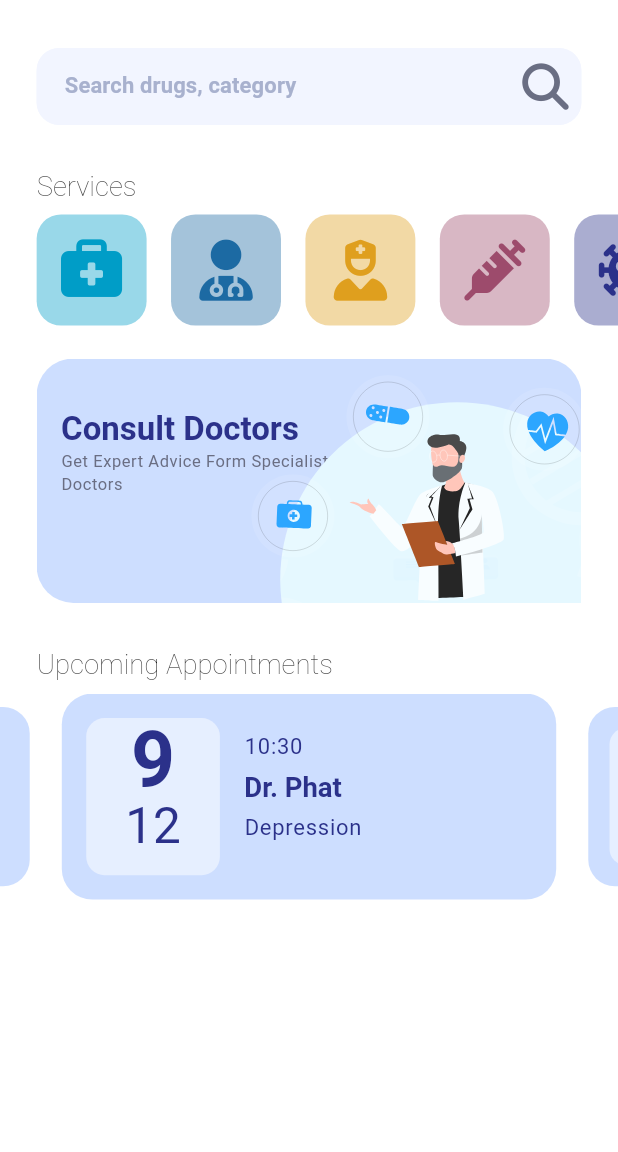
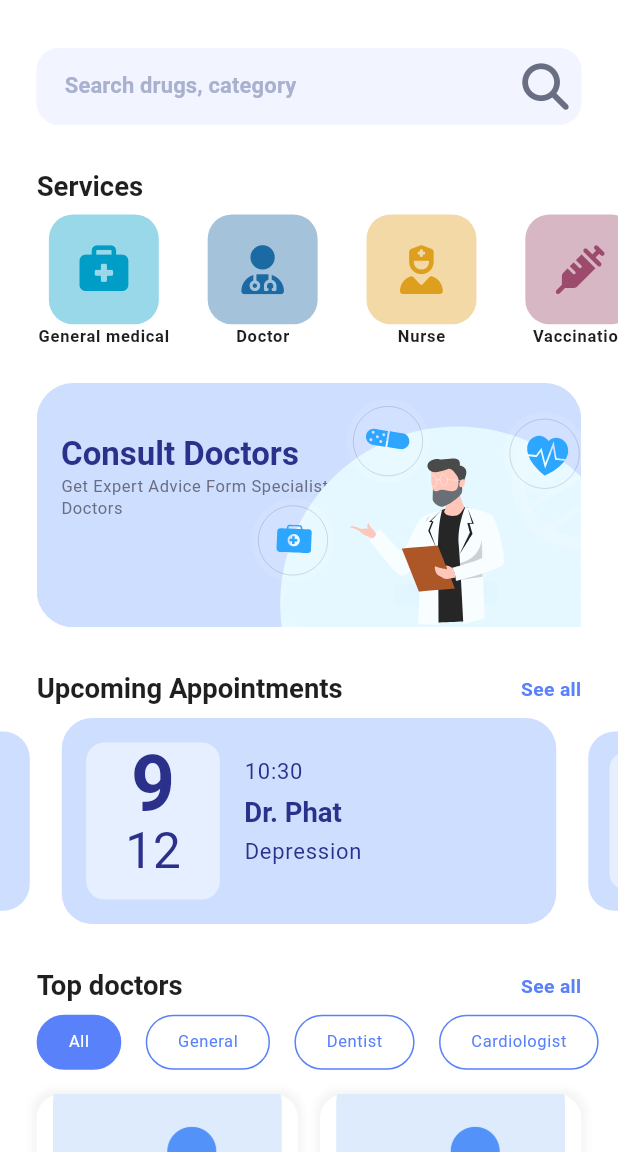
Before and after one commit to TranHuynhTanPhat/Telehealth-Mobile-Application, a Flutter app: the HomeScreen screen opened directly with empty values, on a phone screen of 412 x 824 dp, the part 84-1236 px from its top. Run offline on Flutter 3.47's test engine with Material 2 defaults, Android fonts, the phone set to English and light mode, and no system bars; drawn by our look-alikes of carousel_slider, lottie; our stand-ins replace bloc, device_info_plus, dio, equatable, firebase_core, firebase_storage and 13 more; accounts and stored records are empty; network calls fail.

Commit message:
full home screen

```diff
--- /dev/null
+++ b/lib/screens/main/home/components/export.dart
@@ -0,0 +1,5 @@
+export 'package:healthline/screens/main/home/components/event_title.dart';
+export 'package:healthline/screens/main/home/components/list_services.dart';
+export 'package:healthline/screens/main/home/components/upcoming_appointment.dart';
+export 'package:healthline/screens/main/home/components/list_categories.dart';
+export 'package:healthline/screens/main/home/components/list_doctors.dart';
--- /dev/null
+++ b/lib/screens/main/home/components/list_categories.dart
@@ -0,0 +1,63 @@
+import 'package:flutter/material.dart';
+import 'package:healthline/res/style.dart';
+
+class ListCategories extends StatefulWidget {
+  const ListCategories({
+    super.key,
+    required this.categories,
+    required this.chooseCategory,
+    required this.selected,
+  });
+
+  final List<String> categories;
+  final int selected;
+  final Function(int) chooseCategory;
+
+  @override
+  State<ListCategories> createState() => _ListCategoriesState();
+}
+
+class _ListCategoriesState extends State<ListCategories> {
+  @override
+  Widget build(BuildContext context) {
+    return SizedBox(
+      height: dimensWidth() * 5.5,
+      child: ListView.builder(
+        itemCount: widget.categories.length,
+        shrinkWrap: true,
+        scrollDirection: Axis.horizontal,
+        padding: EdgeInsets.only(top: dimensWidth()),
+        itemBuilder: (context, index) => InkWell(
+          splashColor: transparent,
+          highlightColor: transparent,
+          onTap: () => widget.chooseCategory(index),
+          child: Container(
+            margin: EdgeInsets.only(
+              left: index == 0 ? dimensWidth() * 3 : dimensWidth(),
+              right: index == widget.categories.length - 1
+                  ? dimensWidth() * 3
+                  : dimensWidth(),
+            ),
+            padding: EdgeInsets.symmetric(
+                vertical: dimensWidth(), horizontal: dimensWidth() * 2.5),
+            alignment: Alignment.center,
+            decoration: BoxDecoration(
+              color: widget.selected == index ? primary : null,
+              border: Border.all(color: primary, width: 1),
+              borderRadius: BorderRadius.circular(
+                dimensWidth() * 3,
+              ),
+            ),
+            child: Text(
+              widget.categories[index],
+              style: Theme.of(context)
+                  .textTheme
+                  .bodySmall
+                  ?.copyWith(color: widget.selected == index ? white : primary),
+            ),
+          ),
+        ),
+      ),
+    );
+  }
+}
--- /dev/null
+++ b/lib/screens/main/home/components/list_doctors.dart
@@ -0,0 +1,127 @@
+import 'package:flutter/material.dart';
+import 'package:flutter_rating_bar/flutter_rating_bar.dart';
+import 'package:font_awesome_flutter/font_awesome_flutter.dart';
+import 'package:healthline/res/style.dart';
+
+class ListDoctors extends StatelessWidget {
+  const ListDoctors({
+    super.key,
+    required this.doctors,
+  });
+
+  final List<Map<String, dynamic>> doctors;
+
+  @override
+  Widget build(BuildContext context) {
+    return GridView(
+      padding: EdgeInsets.symmetric(
+          vertical: dimensWidth() * 2, horizontal: dimensWidth() * 3),
+      physics: const NeverScrollableScrollPhysics(),
+      shrinkWrap: true,
+      scrollDirection: Axis.vertical,
+      gridDelegate: SliverGridDelegateWithMaxCrossAxisExtent(
+        maxCrossAxisExtent: 200,
+        childAspectRatio: 0.8,
+        mainAxisSpacing: dimensWidth() * 2,
+        crossAxisSpacing: dimensHeight() * 2,
+      ),
+      children: doctors
+          .map(
+            (e) => DoctorTitle(
+              doctor: e,
+            ),
+          )
+          .toList(),
+    );
+  }
+}
+
+class DoctorTitle extends StatelessWidget {
+  const DoctorTitle({
+    super.key,
+    required this.doctor,
+  });
+  final Map<String, dynamic> doctor;
+
+  @override
+  Widget build(BuildContext context) {
+    return Container(
+      decoration: BoxDecoration(
+        color: white,
+        borderRadius: BorderRadius.circular(dimensWidth() * 2),
+        boxShadow: [
+          BoxShadow(
+            color: Colors.grey.withOpacity(.1),
+            spreadRadius: dimensWidth() * .4,
+            blurRadius: dimensWidth() * .4,
+          ),
+        ],
+      ),
+      child: Column(crossAxisAlignment: CrossAxisAlignment.start, children: [
+        Expanded(
+            flex: 6,
+            child: Container(
+              decoration: BoxDecoration(
+                  image: DecorationImage(
+                      fit: BoxFit.fitWidth,
+                      alignment: Alignment.center,
+                      image: AssetImage(DImages.placeholder))),
+            )
+            //  Image(image: AssetImage(DImages.placeholder),fit: BoxFit.cover,alignment: Alignment.center,)
+            ),
+        Expanded(
+            flex: 4,
+            child: Padding(
+              padding: EdgeInsets.symmetric(
+                  vertical: dimensWidth(), horizontal: dimensWidth() * 2),
+              child: Column(
+                crossAxisAlignment: CrossAxisAlignment.start,
+                children: [
+                  Expanded(
+                    flex: 1,
+                    child: Text(
+                      doctor['dr'],
+                      overflow: TextOverflow.ellipsis,
+                      style: Theme.of(context).textTheme.titleSmall,
+                    ),
+                  ),
+                  Expanded(
+                    flex: 2,
+                    child: Text(
+                      doctor['description'],
+                      maxLines: 2,
+                      overflow: TextOverflow.ellipsis,
+                      style: Theme.of(context).textTheme.bodySmall,
+                    ),
+                  ),
+                  Expanded(
+                      flex: 1,
+                      child: Row(
+                        children: [
+                          RatingBar.builder(
+                            ignoreGestures: true,
+                            initialRating: doctor['rate'],
+                            minRating: 1,
+                            direction: Axis.horizontal,
+                            allowHalfRating: true,
+                            itemCount: 5,
+                            itemSize: dimensWidth() * 1.5,
+                            itemBuilder: (context, _) => const FaIcon(
+                              FontAwesomeIcons.solidStar,
+                              color: Colors.amber,
+                            ),
+                            onRatingUpdate: (double value) {},
+                          ),
+                          Text(
+                            "(${doctor['review']})",
+                            style: Theme.of(context).textTheme.bodySmall,
+                          )
+                        ],
+                      )),
+                ],
+              ),
+            ))
+      ]),
+    );
+  }
+}
--- a/lib/screens/main/home/components/list_services.dart
+++ b/lib/screens/main/home/components/list_services.dart
@@ -13,28 +13,42 @@ class ListServices extends StatelessWidget {
   @override
   Widget build(BuildContext context) {
     return SizedBox(
-      height: dimensWidth() * 10,
+      height: dimensWidth() * 12,
       child: ListView.builder(
-        padding: EdgeInsets.only(top: dimensHeight() ),
+        padding: EdgeInsets.only(top: dimensHeight()),
         itemCount: services.length,
         shrinkWrap: true,
         scrollDirection: Axis.horizontal,
         itemBuilder: (context, index) => Container(
-          width: dimensWidth() * 9,
-          height: dimensWidth() * 9,
-          alignment: Alignment.center,
           margin: EdgeInsets.only(
               left: index == 0 ? dimensWidth() * 3 : dimensWidth(),
               right: index == services.length - 1
                   ? dimensWidth() * 3
                   : dimensWidth()),
+          width: dimensWidth() * 11,
+          child: Column(
+            crossAxisAlignment: CrossAxisAlignment.center,
+            children: [
+              Container(
+                width: dimensWidth() * 9,
+                height: dimensWidth() * 9,
+                alignment: Alignment.center,
                 decoration: BoxDecoration(
                     color: services[index]['color'].withOpacity(.4),
                     borderRadius: BorderRadius.circular(dimensWidth() * 2)),
                 child: FaIcon(
                   services[index]['icon'],
-            size: dimensWidth() * 5,
+                  size: dimensWidth() * 4,
                   color: services[index]['color'],
+                ),
+              ),
+              Expanded(
+                  child: Text(
+                services[index]['name'],
+                overflow: TextOverflow.ellipsis,
+                style: Theme.of(context).textTheme.labelSmall,
+              ))
+            ],
           ),
         ),
       ),
--- /dev/null
+++ b/lib/screens/main/home/components/upcoming_appointment.dart
@@ -0,0 +1,115 @@
+import 'package:carousel_slider/carousel_slider.dart';
+import 'package:flutter/material.dart';
+import 'package:healthline/res/style.dart';
+
+class UpcomingApointment extends StatelessWidget {
+  const UpcomingApointment({super.key, required this.appointments});
+  final List<Map<String, dynamic>> appointments;
+
+  @override
+  Widget build(BuildContext context) {
+    return CarouselSlider(
+        items: appointments
+            .map(
+              (e) => Container(
+                padding: EdgeInsets.all(dimensWidth() * 2),
+                decoration: BoxDecoration(
+                    color: colorCDDEFF,
+                    borderRadius: BorderRadius.circular(dimensWidth() * 2.5)),
+                child: Row(
+                    crossAxisAlignment: CrossAxisAlignment.start,
+                    children: [
+                      Expanded(
+                          flex: 3,
+                          child: Container(
+                            decoration: BoxDecoration(
+                              color: white.withOpacity(.5),
+                              borderRadius: BorderRadius.circular(
+                                dimensWidth() * 1.5,
+                              ),
+                            ),
+                            child: Column(
+                              children: [
+                                Expanded(
+                                  child: Text(
+                                    e['date'].month.toString(),
+                                    style: Theme.of(context)
+                                        .textTheme
+                                        .displayLarge
+                                        ?.copyWith(
+                                            color: secondary,
+                                            fontWeight: FontWeight.w600),
+                                  ),
+                                ),
+                                Expanded(
+                                  child: Text(
+                                    e['date'].day.toString(),
+                                    style: Theme.of(context)
+                                        .textTheme
+                                        .displaySmall
+                                        ?.copyWith(
+                                            color: secondary,
+                                            fontWeight: FontWeight.w400),
+                                  ),
+                                )
+                              ],
+                            ),
+                          )),
+                      Expanded(
+                          flex: 7,
+                          child: Padding(
+                            padding: EdgeInsets.only(
+                                left: dimensWidth() * 2,
+                                top: dimensWidth(),
+                                bottom: dimensWidth() * 2),
+                            child: Column(
+                              crossAxisAlignment: CrossAxisAlignment.start,
+                              mainAxisAlignment: MainAxisAlignment.start,
+                              children: [
+                                Expanded(
+                                  child: Text(
+                                    e['time'].format(context).toString(),
+                                    style: Theme.of(context)
+                                        .textTheme
+                                        .bodyLarge
+                                        ?.copyWith(color: secondary),
+                                  ),
+                                ),
+                                Expanded(
+                                  child: Text(
+                                    e['dr'],
+                                    overflow: TextOverflow.ellipsis,
+                                    style: Theme.of(context)
+                                        .textTheme
+                                        .titleLarge
+                                        ?.copyWith(
+                                            color: secondary,
+                                            fontWeight: FontWeight.w600),
+                                  ),
+                                ),
+                                Expanded(
+                                  child: Text(
+                                    e['description'],
+                                    overflow: TextOverflow.ellipsis,
+                                    style: Theme.of(context)
+                                        .textTheme
+                                        .bodyLarge
+                                        ?.copyWith(color: secondary),
+                                  ),
+                                )
+                              ],
+                            ),
+                          ))
+                    ]),
+              ),
+            )
+            .toList(),
+        options: CarouselOptions(
+            autoPlay: false,
+            aspectRatio: 3,
+            enlargeCenterPage: true,
+            viewportFraction: 0.8,
+            reverse: false,
+            enlargeStrategy: CenterPageEnlargeStrategy.scale));
+  }
+}
--- a/lib/screens/main/home/home_screen.dart
+++ b/lib/screens/main/home/home_screen.dart
@@ -1,10 +1,10 @@
-import 'package:carousel_slider/carousel_slider.dart';
+// ignore_for_file: no_leading_underscores_for_local_identifiers
+
 import 'package:flutter/material.dart';
 import 'package:flutter/services.dart';
 import 'package:font_awesome_flutter/font_awesome_flutter.dart';
 import 'package:healthline/res/style.dart';
-import 'package:healthline/screens/main/home/components/event_title.dart';
-import 'package:healthline/screens/main/home/components/list_services.dart';
+import 'package:healthline/screens/main/home/components/export.dart';
 import 'package:healthline/screens/widgets/text_field_widget.dart';
 
 class HomeScreen extends StatefulWidget {
@@ -16,6 +16,8 @@ class HomeScreen extends StatefulWidget {
 
 class _HomeScreenState extends State<HomeScreen> {
   late TextEditingController _searchController;
+  int _selected = 0;
+
   @override
   void initState() {
     _searchController = TextEditingController();
@@ -84,6 +86,55 @@ class _HomeScreenState extends State<HomeScreen> {
         'date': DateTime.now(),
         'time': TimeOfDay.now()
       },
+    ];
+    final List<Map<String, dynamic>> doctors = [
+      {
+        'dr': 'Dr. Phat',
+        'description': 'Depression in Cho Ray Hopital',
+        'rate': 4.5,
+        'review': 250
+      },
+      {
+        'dr': 'Dr. Nghia',
+        'description': 'Cardiologist in AB Hopital',
+        'rate': 4.5,
+        'review': 250
+      },
+      {
+        'dr': 'Dr. Truong',
+        'description': 'General in BBC Hopital',
+        'rate': 4.5,
+        'review': 250
+      },
+      {
+        'dr': 'Dr. Chien',
+        'description': 'General in AFC Clinic',
+        'rate': 4.5,
+        'review': 250
+      },
+      {
+        'dr': 'Dr. An',
+        'description': 'Depression in Dr Hopital',
+        'rate': 4.5,
+        'review': 250
+      },
+      {
+        'dr': 'Dr. Phong',
+        'description': 'Cardiologist in XC Clinic',
+        'rate': 4.5,
+        'review': 250
+      },
+    ];
+    final List<String> categories = [
+      'All',
+      'General',
+      'Dentist',
+      'Cardiologist',
+      'Depression',
+      'Optician',
+      'Audiologist',
+      'Paediatric',
+      'Therapist'
     ];
     return Scaffold(
       resizeToAvoidBottomInset: true,
@@ -183,7 +234,7 @@ class _HomeScreenState extends State<HomeScreen> {
               style: Theme.of(context)
                   .textTheme
                   .titleLarge
-                  ?.copyWith(color: color1F1F1F, fontWeight: FontWeight.w100),
+                  ?.copyWith(color: color1F1F1F),
             ),
           ),
           ListServices(services: services),
@@ -199,139 +250,75 @@ class _HomeScreenState extends State<HomeScreen> {
                 top: dimensHeight() * 4,
                 left: dimensWidth() * 3,
                 right: dimensWidth() * 3),
-            child: Text(
+            child: Row(
+              crossAxisAlignment: CrossAxisAlignment.center,
+              mainAxisAlignment: MainAxisAlignment.spaceBetween,
+              children: [
+                Text(
                   "Upcoming Appointments",
                   style: Theme.of(context)
                       .textTheme
                       .titleLarge
-                  ?.copyWith(color: color1F1F1F, fontWeight: FontWeight.w100),
+                      ?.copyWith(color: color1F1F1F),
+                ),
+                InkWell(
+                  child: Text(
+                    "See all",
+                    style: Theme.of(context)
+                        .textTheme
+                        .bodyMedium
+                        ?.copyWith(color: primary, fontWeight: FontWeight.bold),
+                  ),
+                ),
+              ],
             ),
           ),
           Padding(
             padding: EdgeInsets.only(top: dimensWidth()),
-            child: CarouselSlider(
-                items: appointments
-                    .map(
-                      (e) => Container(
-                        // width: dimensWidth() * 40,
-                        // height: dimensWidth() * 10,
-                        padding: EdgeInsets.all(dimensWidth() * 2),
-                        decoration: BoxDecoration(
-                            color: colorCDDEFF,
-                            borderRadius:
-                                BorderRadius.circular(dimensWidth() * 2.5)),
-                        child: Row(
-                            crossAxisAlignment: CrossAxisAlignment.start,
-                            children: [
-                              Expanded(
-                                  flex: 3,
-                                  child: Container(
-                                    decoration: BoxDecoration(
-                                      color: white.withOpacity(.5),
-                                      borderRadius: BorderRadius.circular(
-                                        dimensWidth() * 1.5,
+            child: UpcomingApointment(
+              appointments: appointments,
             ),
           ),
-                                    child: Column(
+          Padding(
+            padding: EdgeInsets.only(
+                top: dimensHeight() * 4,
+                left: dimensWidth() * 3,
+                right: dimensWidth() * 3),
+            child: Row(
+              crossAxisAlignment: CrossAxisAlignment.center,
+              mainAxisAlignment: MainAxisAlignment.spaceBetween,
               children: [
-                                        Expanded(
-                                          child: Text(
-                                            e['date'].month.toString(),
-                                            style: Theme.of(context)
-                                                .textTheme
-                                                .displayLarge
-                                                ?.copyWith(
-                                                    color: secondary,
-                                                    fontWeight:
-                                                        FontWeight.w600),
-                                          ),
-                                        ),
-                                        Expanded(
-                                          child: Text(
-                                            e['date'].day.toString(),
-                                            style: Theme.of(context)
-                                                .textTheme
-                                                .displaySmall
-                                                ?.copyWith(
-                                                    color: secondary,
-                                                    fontWeight:
-                                                        FontWeight.w400),
-                                          ),
-                                        )
-                                      ],
-                                    ),
-                                  )),
-                              Expanded(
-                                  flex: 7,
-                                  child: Padding(
-                                    padding: EdgeInsets.only(
-                                        left: dimensWidth() * 2,
-                                        top: dimensWidth(),
-                                        bottom: dimensWidth() * 2),
-                                    child: Column(
-                                      crossAxisAlignment:
-                                          CrossAxisAlignment.start,
-                                      mainAxisAlignment:
-                                          MainAxisAlignment.start,
-                                      children: [
-                                        Expanded(
-                                          child: Text(
-                                            e['time']
-                                                .format(context)
-                                                .toString(),
-                                            style: Theme.of(context)
-                                                .textTheme
-                                                .bodyLarge
-                                                ?.copyWith(color: secondary),
-                                          ),
-                                        ),
-                                        Expanded(
-                                          child: Text(
-                                            e['dr'],
-                                            overflow: TextOverflow.ellipsis,
+                Text(
+                  "Top doctors",
                   style: Theme.of(context)
                       .textTheme
                       .titleLarge
-                                                ?.copyWith(
-                                                    color: secondary,
-                                                    fontWeight:
-                                                        FontWeight.w600),
+                      ?.copyWith(color: color1F1F1F),
+                ),
+                InkWell(
+                  child: Text(
+                    "See all",
+                    style: Theme.of(context).textTheme.bodyMedium?.copyWith(
+                          color: primary,
+                          fontWeight: FontWeight.bold,
                         ),
                   ),
-                                        Expanded(
-                                          child: Text(
-                                            e['description'],
-                                            overflow: TextOverflow.ellipsis,
-                                            style: Theme.of(context)
-                                                .textTheme
-                                                .bodyLarge
-                                                ?.copyWith(color: secondary),
                 ),
-                                        )
               ],
             ),
-                                  ))
-                            ]),
           ),
-                    )
-                    .toList(),
-                options: CarouselOptions(
-                    autoPlay: false,
-                    aspectRatio: 3,
-                    enlargeCenterPage: true,
-                    viewportFraction: 0.8,
-                    enlargeStrategy: CenterPageEnlargeStrategy.scale)),
-          )
+          ListCategories(
+            categories: categories,
+            selected: _selected,
+            chooseCategory: (value) {
+              setState(() {
+                _selected = value;
+              });
+            },
+          ),
+          ListDoctors(doctors: doctors),
         ],
       ),
     );
   }
 }
-
-
-
-
-// Padding(
-//         padding: EdgeInsets.symmetric(
-//             vertical: dimensHeight() * 2, horizontal: dimensWidth() * 3),
-//         child:
--- a/pubspec.yaml
+++ b/pubspec.yaml
@@ -44,6 +44,7 @@ dependencies:
   flutter_dotenv: ^5.1.0
   flutter_easyloading: ^3.0.5
   flutter_localization: ^0.1.13
+  flutter_rating_bar: ^4.0.1
   flutter_svg: ^1.1.6
   font_awesome_flutter: ^10.5.0
   google_fonts: ^5.1.0
```
Also changed, not shown: pubspec.lock. Lines whose indentation alone changed are shown as unchanged.
